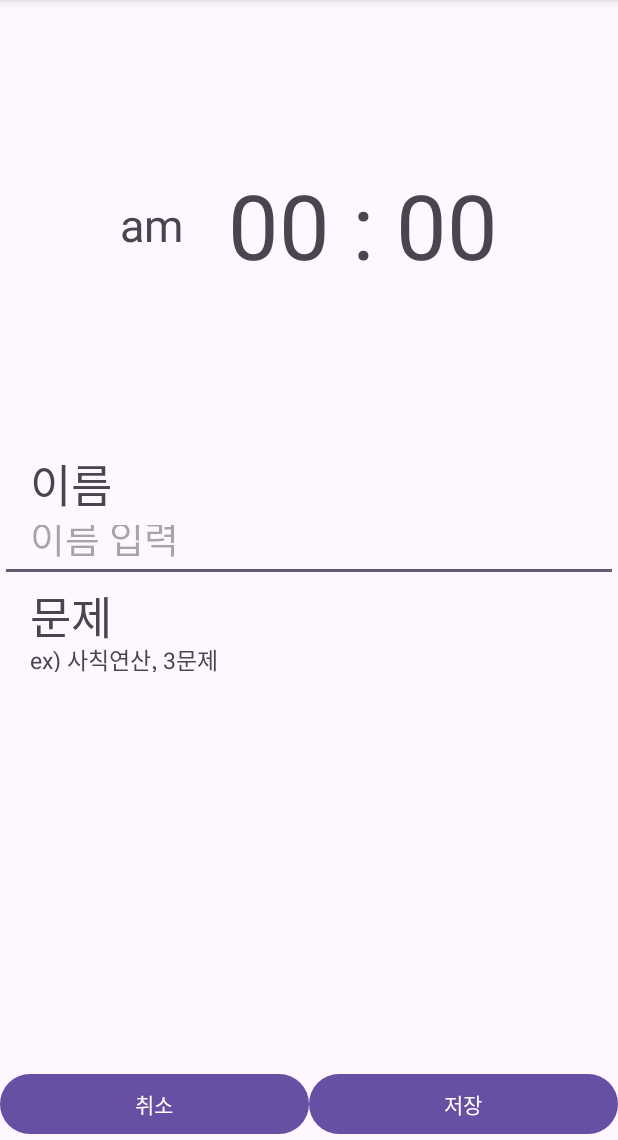
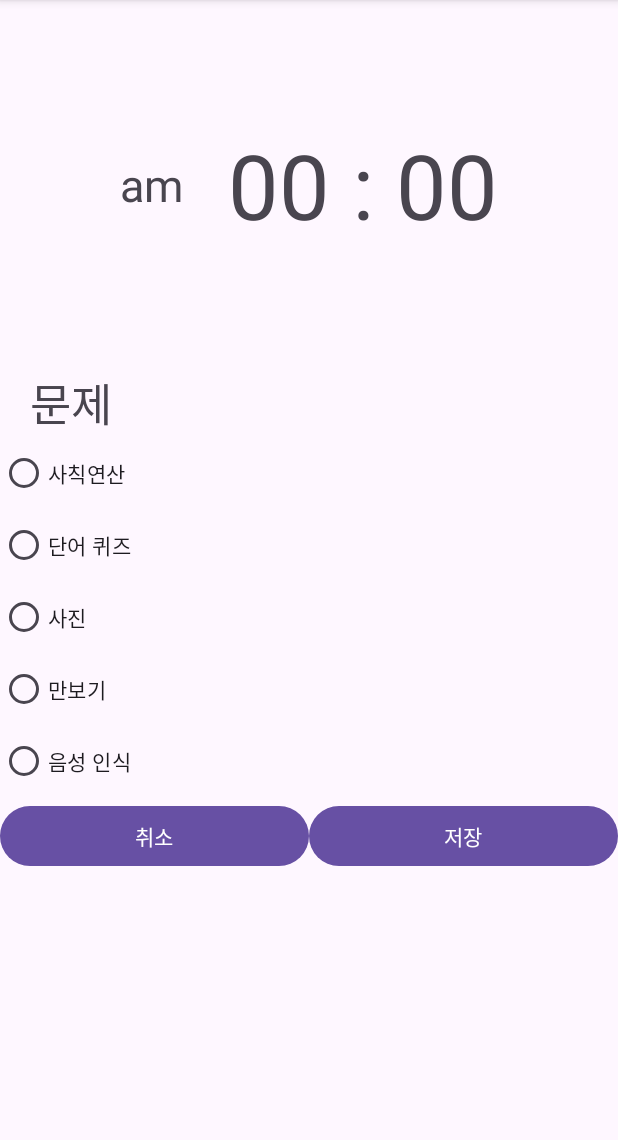
Before and after one commit to jwildkj/GURU2_21, an Android app: the SetAlarm screen opened directly, with no data from a screen before it, on a phone screen of 412 x 824 dp, the part 96-1236 px from its top. Run offline under Robolectric (Android 15) with nearby library versions, the phone set to English and light mode, and no system bars.

Commit message:
주제 설정, 알람 삭제

```diff
--- a/app/src/main/res/layout/activity_main.xml
+++ b/app/src/main/res/layout/activity_main.xml
@@ -9,6 +9,7 @@
         android:id="@+id/alarmListView"
         android:layout_width="match_parent"
         android:layout_height="match_parent"
-        android:padding="16dp" />
+        android:padding="16dp"
+        android:longClickable="true" />
 
 </LinearLayout>
--- a/app/src/main/res/layout/set_alarm.xml
+++ b/app/src/main/res/layout/set_alarm.xml
@@ -10,28 +10,28 @@
 
     <LinearLayout
         android:layout_width="match_parent"
-        android:layout_height="300dp"
-        android:orientation="horizontal"
-        android:gravity="center_horizontal">
+        android:layout_height="246dp"
+        android:gravity="center_horizontal"
+        android:orientation="horizontal">
 
         <TextView
             android:id="@+id/set_ampm"
             android:layout_width="wrap_content"
             android:layout_height="wrap_content"
             android:layout_gravity="center_vertical"
+            android:paddingEnd="10dp"
             android:text="am"
-            android:textSize="30sp"
-            android:paddingEnd="10dp"/>
+            android:textSize="30sp" />
 
 
         <TextView
             android:id="@+id/set_time"
             android:layout_width="wrap_content"
             android:layout_height="wrap_content"
+            android:layout_gravity="center_vertical"
+            android:paddingStart="20dp"
             android:text="00 : 00"
-            android:layout_gravity="center_vertical"
-            android:textSize="60sp"
-            android:paddingStart="20dp"/>
+            android:textSize="60sp" />
 
 
     </LinearLayout>
@@ -39,25 +39,7 @@
     <LinearLayout
         android:layout_width="match_parent"
         android:layout_height="wrap_content"
-        android:orientation="vertical">
-
-        <TextView
-            android:layout_width="match_parent"
-            android:layout_height="40dp"
-            android:paddingStart="20dp"
-            android:text="이름"
-            android:textSize="30dp" />
-
-        <EditText
-            android:id="@+id/edt_name"
-            android:layout_width="match_parent"
-            android:layout_height="48dp"
-            android:inputType="text"
-            android:paddingStart="20dp"
-            android:textSize="25sp"
-            android:hint="이름 입력" />
-
-    </LinearLayout>
+        android:orientation="vertical"/>
 
     <LinearLayout
         android:layout_width="match_parent"
@@ -67,26 +49,54 @@
         <TextView
             android:id="@+id/select_problem"
             android:layout_width="match_parent"
-            android:layout_height="40dp"
+            android:layout_height="match_parent"
+            android:paddingStart="20dp"
             android:text="문제"
-            android:textSize="30sp"
-            android:paddingStart="20dp"/>
+            android:textSize="30sp" />
 
-        <TextView
+        <RadioGroup
+            android:id="@+id/radioGroup"
             android:layout_width="match_parent"
-            android:layout_height="20dp"
-            android:text="ex) 사칙연산, 3문제"
-            android:textSize="15sp"
-            android:paddingStart="20dp" />
+            android:layout_height="wrap_content"
+            android:orientation="vertical">
+
+            <RadioButton
+                android:id="@+id/radioButton1"
+                android:layout_width="match_parent"
+                android:layout_height="wrap_content"
+                android:text="사칙연산" />
+
+            <RadioButton
+                android:id="@+id/radioButton2"
+                android:layout_width="match_parent"
+                android:layout_height="wrap_content"
+                android:text="단어 퀴즈" />
+
+            <RadioButton
+                android:id="@+id/radioButton3"
+                android:layout_width="match_parent"
+                android:layout_height="wrap_content"
+                android:text="사진" />
+
+            <RadioButton
+                android:id="@+id/radioButton4"
+                android:layout_width="match_parent"
+                android:layout_height="wrap_content"
+                android:text="만보기" />
+
+            <RadioButton
+                android:id="@+id/radioButton5"
+                android:layout_width="match_parent"
+                android:layout_height="wrap_content"
+                android:text="음성 인식" />
+
+        </RadioGroup>
 
     </LinearLayout>
 
-
-
-
     <TableLayout
         android:layout_width="match_parent"
-        android:layout_height="match_parent"
+        android:layout_height="50dp"
         android:gravity="bottom">
 
         <TableRow>
```
Also changed, not shown: app/src/main/java/com/example/guru2_21_alarmapp/DBManager.kt (+19 -3 lines), app/src/main/java/com/example/guru2_21_alarmapp/MainActivity.kt (+51 -13 lines), app/src/main/java/com/example/guru2_21_alarmapp/SetAlarm.kt (+51 -40 lines), app/src/main/java/com/example/guru2_21_alarmapp/SubSetting.kt (deleted, +0 -13 lines), app/src/main/java/com/example/guru2_21_alarmapp/WordQuiz.kt (added, +72 -0 lines), app/src/main/res/layout/activity_subsetting.xml (deleted, +0 -16 lines), app/src/main/res/layout/word_quiz.xml (added, +36 -0 lines).
